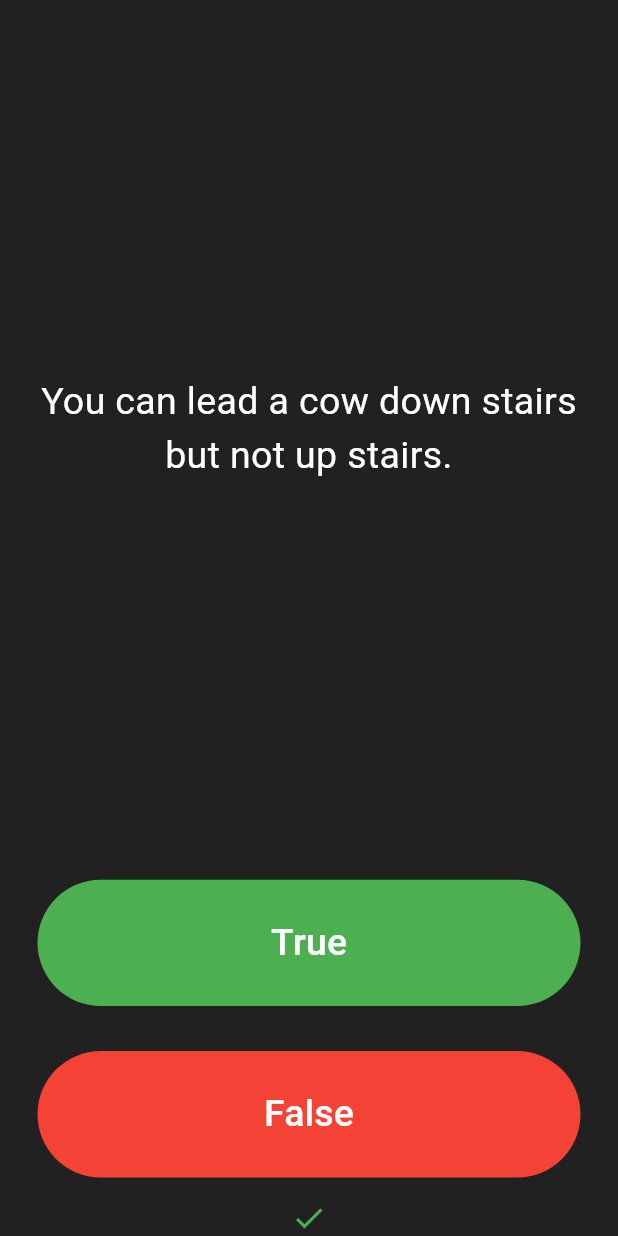
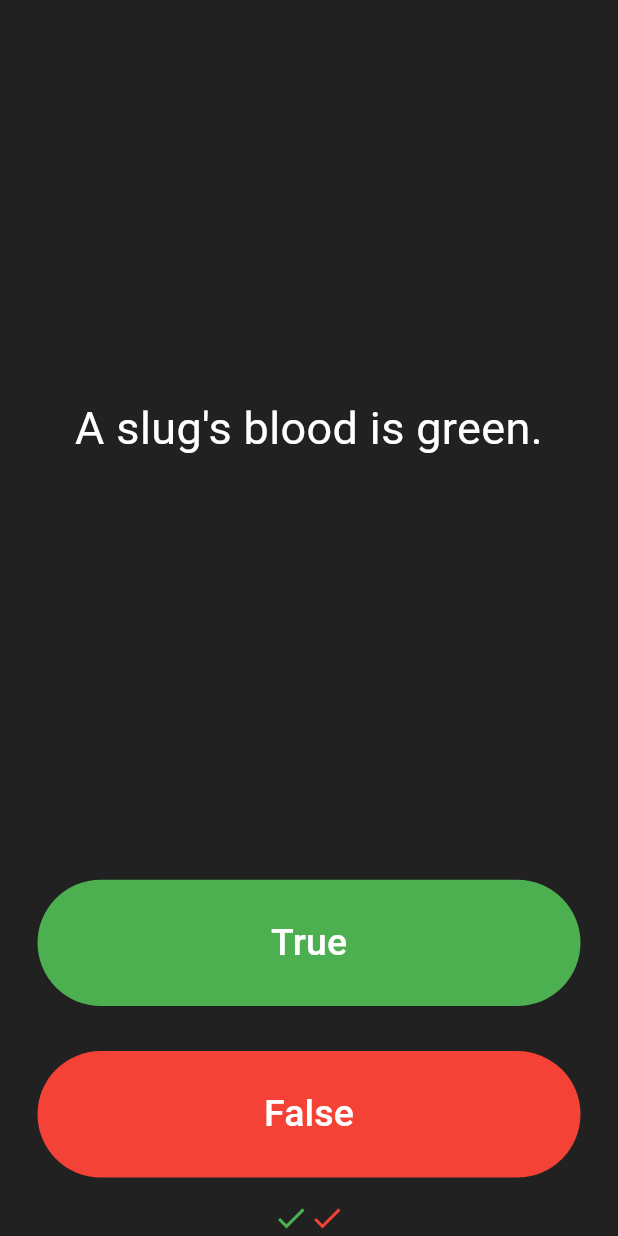
Before and after one commit to Jay-Alexander-Elliot/quizzler-flutter, a Flutter app: the screen it shows after launch, after a tap on "True", after a tap on "False", on a phone screen of 412 x 824 dp. Run offline on Flutter 3.47's test engine with Material 3 defaults, Android fonts, the phone set to English and light mode, and no system bars.

```diff
--- a/lib/main.dart
+++ b/lib/main.dart
@@ -38,6 +38,8 @@ class _QuizPageState extends State<QuizPage> {
     'A slug\'s blood is green.',
   ];
 
+  List<bool> answers = [false, true, true];
+
   int questionNumber = 0;
 
   @override
@@ -55,7 +57,7 @@ class _QuizPageState extends State<QuizPage> {
                 questions[questionNumber],
                 textAlign: TextAlign.center,
                 style: TextStyle(
-                  fontSize: 25.0,
+                  fontSize: 30.0,
                   color: Colors.white,
                 ),
               ),
@@ -75,7 +77,11 @@ class _QuizPageState extends State<QuizPage> {
                 ),
               ),
               onPressed: () {
+                bool correctAnswer = answers[questionNumber];
                 setState(() {
+                  if (questionNumber < questions.length - 1) {
+                    questionNumber++;
+                  } else {}
                   scoreKeeper.add(
                     const Icon(
                       Icons.check,
@@ -98,7 +104,19 @@ class _QuizPageState extends State<QuizPage> {
                 style: TextStyle(fontSize: 25.0, color: Colors.white),
               ),
               onPressed: () {
-// The user picked false.
+                bool correctAnswer = answers[questionNumber];
+                setState(() {
+                  if (questionNumber < questions.length - 1) {
+                    questionNumber++;
+                  } else {}
+                  scoreKeeper.add(
+                    const Icon(
+                      Icons.check,
+                      color: Colors.red,
+                    ),
+                  );
+                });
+                // The user picked true.
               },
             ),
           ),
```
Also changed, not shown: 1 other file.
